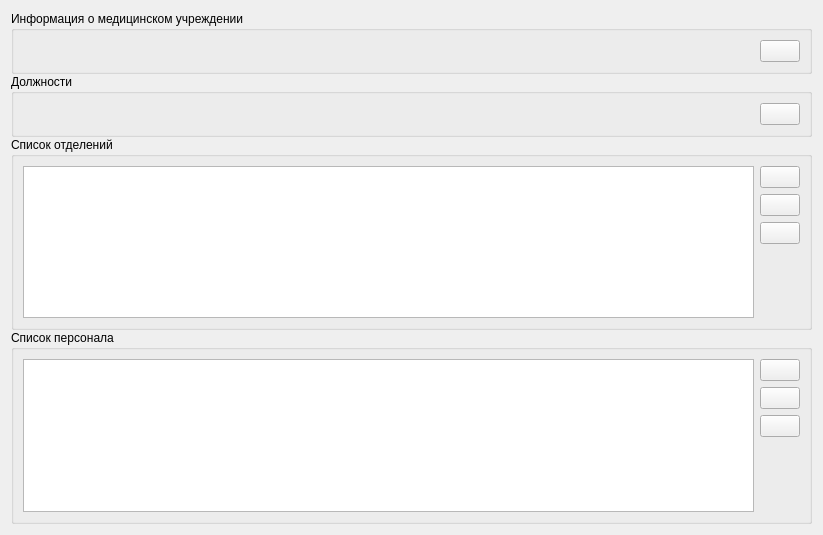
This is src/departments/maindepartmentswidget.ui in megakoko/m-system as Qt 5 draws it before an edit. The edited form follows.
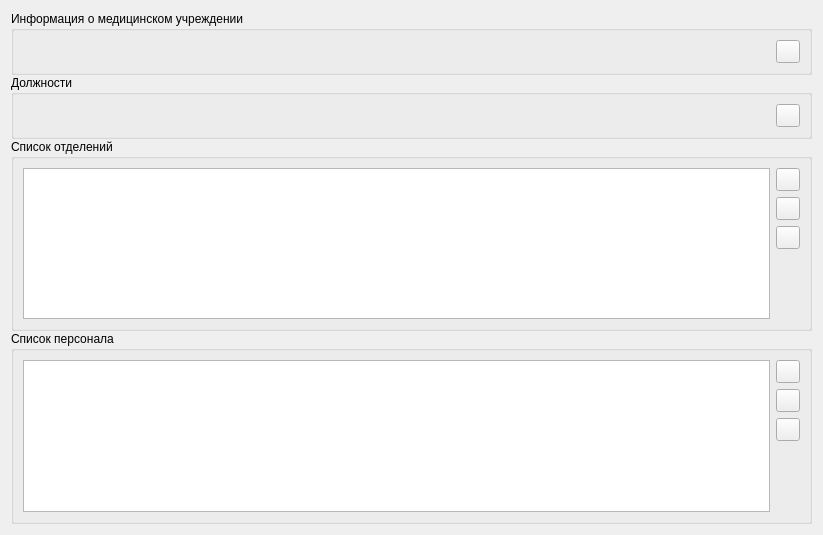
This is the edited form.

Commit message: Поменял класс кнопкой с иконками с QPushButton на QToolButton.

What changed in the file:
```diff
--- a/src/departments/maindepartmentswidget.ui
+++ b/src/departments/maindepartmentswidget.ui
@@ -37,7 +37,7 @@
        </widget>
       </item>
       <item>
-       <widget class="QPushButton" name="m_editHealthFacility">
+	   <widget class="QToolButton" name="m_editHealthFacility">
         <property name="toolTip">
          <string>Редактировать информацию о медицинском учреждении</string>
         </property>
@@ -69,7 +69,7 @@
        </widget>
       </item>
       <item>
-       <widget class="QPushButton" name="m_editPositions">
+	   <widget class="QToolButton" name="m_editPositions">
         <property name="toolTip">
          <string>Редактировать список должностей</string>
         </property>
@@ -106,7 +106,7 @@
       <item>
        <layout class="QVBoxLayout" name="verticalLayout_2">
         <item>
-         <widget class="QPushButton" name="m_addDepartment">
+		 <widget class="QToolButton" name="m_addDepartment">
           <property name="toolTip">
            <string>Добавить отделение</string>
           </property>
@@ -116,7 +116,7 @@
          </widget>
         </item>
         <item>
-         <widget class="QPushButton" name="m_editDepartmnet">
+		 <widget class="QToolButton" name="m_editDepartmnet">
           <property name="toolTip">
            <string>Редактировать информацию об отделении</string>
           </property>
@@ -126,7 +126,7 @@
          </widget>
         </item>
         <item>
-         <widget class="QPushButton" name="m_deleteDepartment">
+		 <widget class="QToolButton" name="m_deleteDepartment">
           <property name="toolTip">
            <string>Удалить информацию об отделении</string>
           </property>
@@ -178,7 +178,7 @@
       <item>
        <layout class="QVBoxLayout" name="verticalLayout">
         <item>
-         <widget class="QPushButton" name="m_addStaff">
+		 <widget class="QToolButton" name="m_addStaff">
           <property name="toolTip">
            <string>Добавить сотрудника</string>
           </property>
@@ -188,7 +188,7 @@
          </widget>
         </item>
         <item>
-         <widget class="QPushButton" name="m_editStaff">
+		 <widget class="QToolButton" name="m_editStaff">
           <property name="toolTip">
            <string>Редактировать информацию о сотруднике</string>
           </property>
@@ -198,7 +198,7 @@
          </widget>
         </item>
         <item>
-         <widget class="QPushButton" name="m_deleteStaff">
+		 <widget class="QToolButton" name="m_deleteStaff">
           <property name="toolTip">
            <string>Удалить информацию о сотруднике</string>
           </property>
```
The commit also changes 11 other files.
